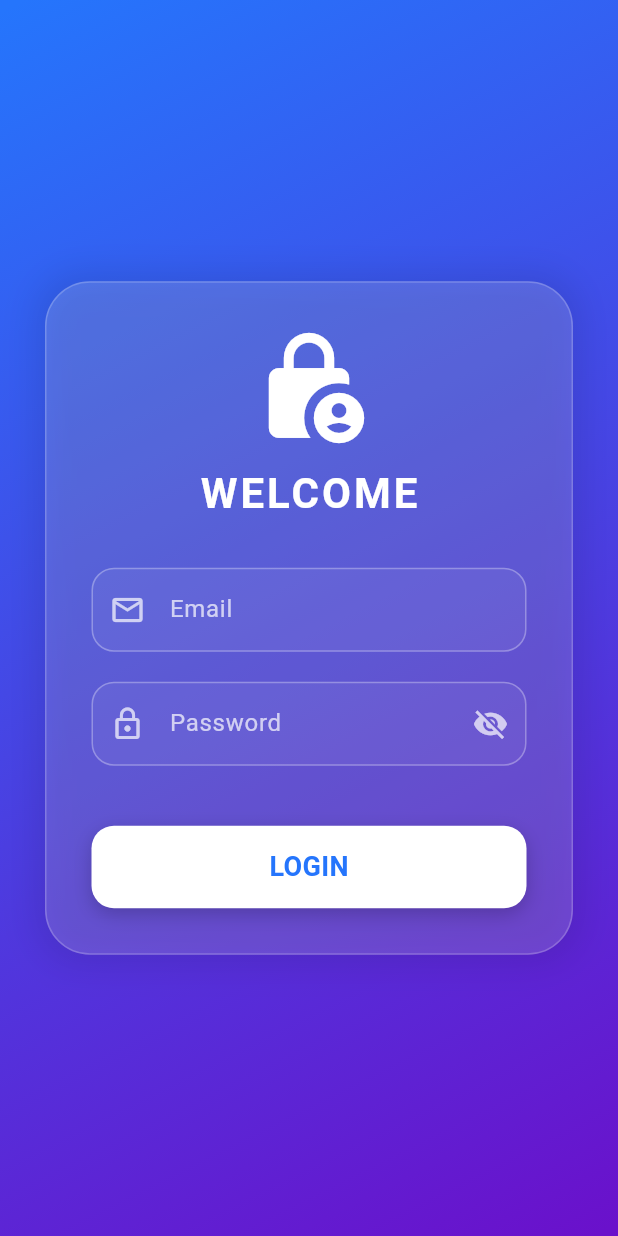
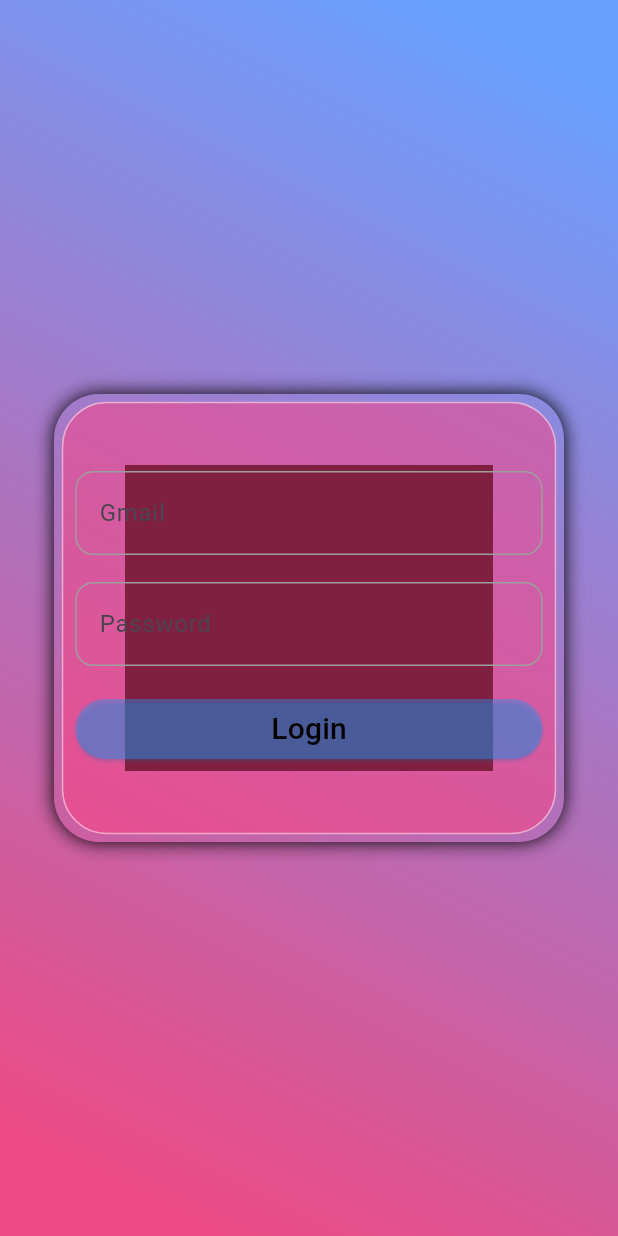
Before and after one commit to Juniortoworld1/Flutter-Supabase, a Flutter app: the screen it shows after launch, on a phone screen of 412 x 824 dp. Run offline on Flutter 3.47's test engine with Material 3 defaults, Android fonts, the phone set to English and light mode, and no system bars.

Commit message:
there is a fanstatic login page inside the animated_screens

```diff
--- /dev/null
+++ b/lib/animated_screens/animate_screen_for_login.dart
@@ -0,0 +1,115 @@
+
+import 'package:flutter/material.dart';
+import 'package:flutter_supabase_01/features/inputfield.dart';
+
+class AnimateScreenForLogin extends StatefulWidget {
+  const AnimateScreenForLogin({super.key});
+
+  @override
+  State<AnimateScreenForLogin> createState() => _AnimateScreenForLoginState();
+}
+
+class _AnimateScreenForLoginState extends State<AnimateScreenForLogin> {
+  bool _isExpanded = false;
+  final _formKey = GlobalKey<FormState>();
+  TextEditingController _emailController = TextEditingController() ;
+  TextEditingController _passwordController = TextEditingController() ;
+
+
+
+  @override
+  void initState() {
+    super.initState();
+    Future.delayed(const Duration(milliseconds: 100), () {
+      setState(() {
+        _isExpanded = true;
+      });
+    });
+  }
+
+  @override
+  Widget build(BuildContext context) {
+    final screenWidth = MediaQuery.of(context).size.width;
+
+    return Scaffold(
+      body: AnimatedContainer(
+        width: double.infinity,
+        height: double.infinity,
+        duration: const Duration(seconds: 4),
+        decoration: BoxDecoration(
+          gradient: LinearGradient(
+            colors: [Colors.pink.withOpacity(0.8), Colors.blueAccent.withOpacity(0.8)],
+            begin: _isExpanded ? Alignment.topRight : Alignment.bottomLeft,
+            end: _isExpanded ? Alignment.bottomLeft : Alignment.topRight,
+          ),
+        ),
+        onEnd: () => setState(() => _isExpanded = !_isExpanded),
+
+        child: Center(
+          child: SingleChildScrollView(
+            child: AnimatedContainer(
+              width: screenWidth*0.8 ,
+              height: screenWidth*0.7,
+              duration: const Duration(milliseconds: 200) ,
+              decoration: BoxDecoration(
+                color: Colors.pinkAccent.withOpacity(0.5)  ,
+                borderRadius: BorderRadius.circular(30)  ,
+                border: Border.all(color: Colors.white.withOpacity(0.5)),
+                boxShadow: [BoxShadow(blurStyle: BlurStyle.outer , spreadRadius: 5 , blurRadius: 10 )]
+              ),
+
+              child: SafeArea(
+                child: Padding(
+                  padding: const EdgeInsets.all(8.0),
+                  child: Form(
+                      key: _formKey,
+                      child: Column(
+                        mainAxisAlignment: MainAxisAlignment.center,
+                        children: [
+                          Inputfield(label: "Gmail",hint: "Enter your Gmail", controller: _emailController, validator: (value) {
+                            if (value == null || value.isEmpty){
+                              return 'Please enter some text';
+                            }
+                            if (!value.contains("@")){
+                              return 'please enter a valid email' ;
+                            }
+                          } ) ,
+
+                          SizedBox(height: 18,) ,
+
+                          Inputfield(label: "Password"  ,hint: "Enter your password ", keyboardType: TextInputType.number, controller: _passwordController, validator: (value) {
+                            if (value == null || value.isEmpty){
+                              return 'Please enter some text';
+                            }
+                            if (value.length<8 ||  value.length>15){
+                              return 'please be in limit and enter the password' ;
+                            }
+                          } ) ,
+
+                          SizedBox(height: 18,) ,
+
+                          Container(
+                            width: double.infinity,
+                            child: ElevatedButton(onPressed: (){
+                              if (_formKey.currentState!.validate()){print("you are good to go ") ;} else{print("sorry") ; }
+                            }, style: ElevatedButton.styleFrom(
+                              backgroundColor: Colors.blue.withOpacity(0.4), // Makes the button see-through
+                              shadowColor: Colors.blue.withOpacity(0.4),     // Removes the default shadow
+                              shape: RoundedRectangleBorder(
+                                borderRadius: BorderRadius.circular(90),
+                              ),) ,
+                              child: Text("Login" , style: TextStyle(fontSize: 20  , color: Colors.black ),) , ),
+                          )
+                        ],
+                      )),
+                ),
+              )
+
+            ),
+          ),
+        ),
+
+      ),
+    );
+  }
+}
--- a/lib/main.dart
+++ b/lib/main.dart
@@ -1,5 +1,7 @@
 import 'package:flutter/cupertino.dart';
 import 'package:flutter/material.dart';
+import 'package:flutter_supabase_01/animated_screens/animate_screen_for_login.dart';
+import 'package:flutter_supabase_01/textfile/self.dart';
 import 'package:flutter_supabase_01/textfile/simple.dart';
 
 void main(){
@@ -12,7 +14,7 @@
     return MaterialApp(
       title: "Putting simple data like text ",
       theme: ThemeData(primarySwatch: Colors.blue),
-      home: EpicLoginPage(),
+      home: AnimateScreenForLogin(),
     ) ;
   }
 
--- a/lib/textfile/simple.dart
+++ b/lib/textfile/simple.dart
@@ -30,11 +30,11 @@
           // 1. DYNAMIC BACKGROUND
           AnimatedContainer(
             duration: const Duration(seconds:4) ,
-            curve: Curves.easeInOut,
+            curve: Curves.bounceInOut,
             decoration: BoxDecoration(
               gradient: LinearGradient(
-                begin: _isExpanded ? Alignment.topLeft : Alignment.bottomRight,
-                end: _isExpanded ? Alignment.bottomRight : Alignment.topLeft,
+                begin: _isExpanded ? Alignment.topLeft : Alignment.bottomLeft,
+                end: _isExpanded ? Alignment.bottomRight : Alignment.topRight,
                 colors: const [Color(0xFF6A11CB), Color(0xFF2575FC)],
               ),
             ),
```
Also changed, not shown: lib/textfile/self.dart (added, +43 -0 lines).
